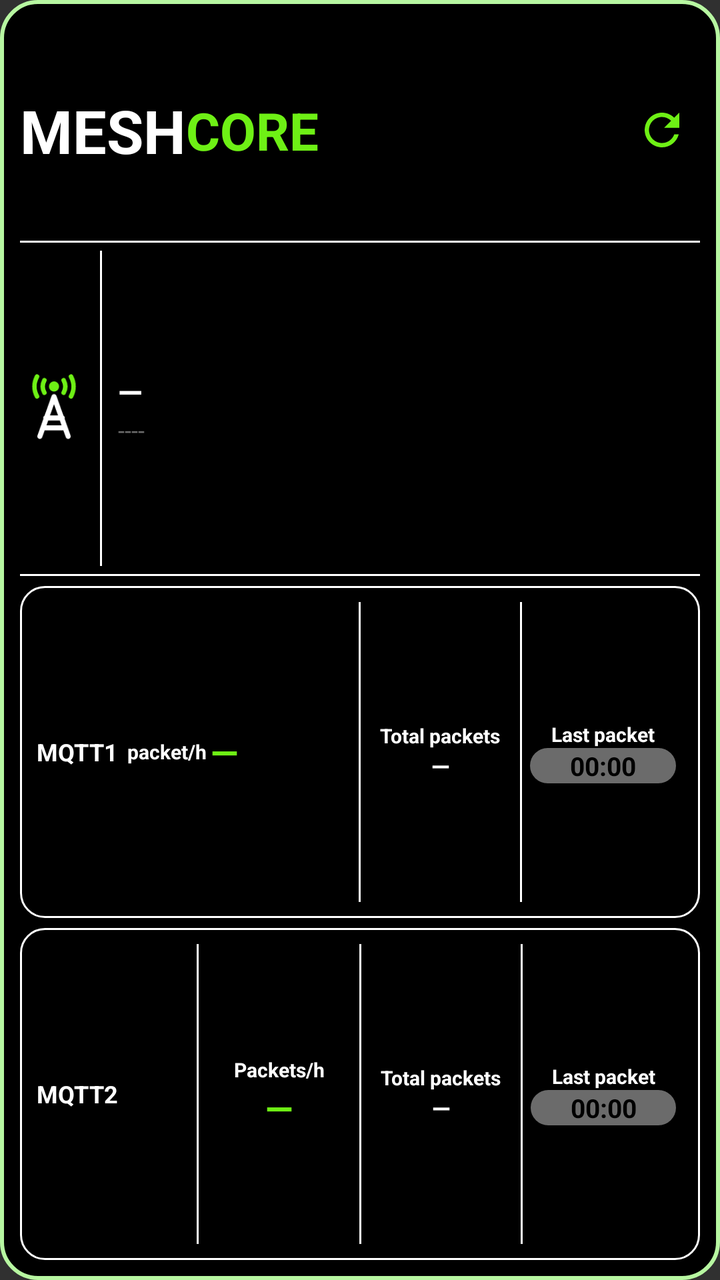
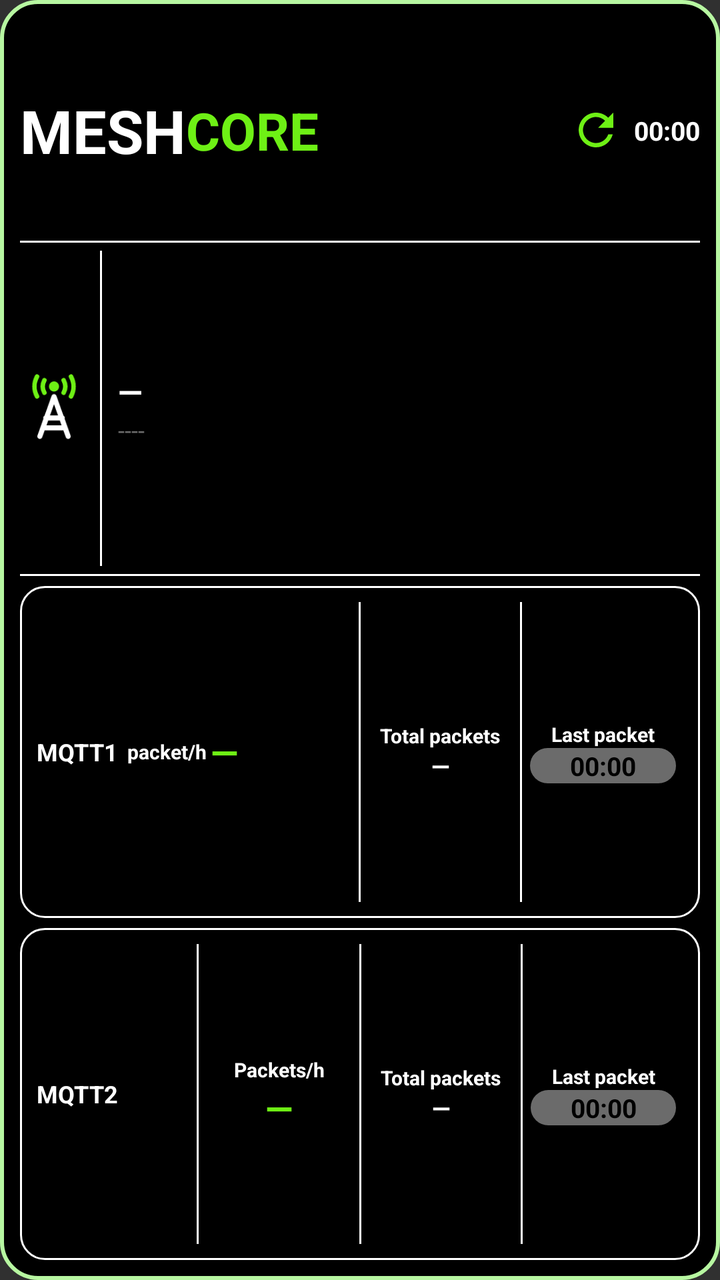

An Android layout rendered at two revisions. The XML below is the earlier revision; the diff shows what the commit changed to produce the second picture.
<!-- AndroidManifest.xml: application theme android:Theme.Material.NoActionBar -->
<!-- res/layout/widget_observer.xml -->
<?xml version="1.0" encoding="utf-8"?>
<LinearLayout xmlns:android="http://schemas.android.com/apk/res/android"
    android:id="@+id/widget_root"
    android:layout_width="match_parent"
    android:layout_height="match_parent"
    android:orientation="vertical"
    android:padding="10dp"
    android:background="@drawable/widget_bg">

    
    <LinearLayout
        android:layout_width="match_parent"
        android:layout_height="0dp"
        android:layout_weight="2"
        android:orientation="horizontal"
        android:gravity="center_vertical">
        <TextView android:layout_width="wrap_content" android:layout_height="wrap_content"
            android:text="MESH" android:textColor="#FFFFFF" android:textStyle="bold" android:textSize="30sp" android:maxLines="1"/>
        <TextView android:layout_width="wrap_content" android:layout_height="wrap_content"
            android:text="CORE" android:textColor="#6EF015" android:textStyle="bold" android:textSize="26sp" android:maxLines="1"/>
        <FrameLayout android:layout_width="0dp" android:layout_height="1dp" android:layout_weight="1"/>
        <ImageView android:id="@+id/refresh_icon" android:layout_width="26dp" android:layout_height="26dp"
            android:src="@drawable/ic_refresh" android:contentDescription="@null"/>
        <ProgressBar android:id="@+id/refresh_spinner" style="?android:attr/progressBarStyleSmall"
            android:layout_width="26dp" android:layout_height="26dp" android:indeterminate="true"
            android:indeterminateTint="#FFFF9500" android:visibility="gone"/>
        <TextView android:id="@+id/interval_text" android:layout_width="wrap_content" android:layout_height="wrap_content"
            android:layout_marginStart="6dp" android:textColor="#FFFFFF" android:textStyle="bold" android:textSize="13sp" android:maxLines="1"/>
    </LinearLayout>

    <FrameLayout android:layout_width="match_parent" android:layout_height="1dp" android:background="#FFFFFF"/>

    
    <LinearLayout
        android:layout_width="match_parent"
        android:layout_height="0dp"
        android:layout_weight="3"
        android:orientation="horizontal"
        android:gravity="center_vertical"
        android:paddingTop="4dp" android:paddingBottom="4dp">
        <ImageView android:layout_width="34dp" android:layout_height="34dp"
            android:src="@drawable/ic_tower" android:contentDescription="@null"/>
        <FrameLayout android:layout_width="1dp" android:layout_height="match_parent" android:layout_marginStart="6dp" android:layout_marginEnd="8dp" android:background="#FFFFFF"/>
        <LinearLayout android:layout_width="0dp" android:layout_height="wrap_content" android:layout_weight="1" android:orientation="vertical" android:gravity="center_vertical">
            <TextView android:id="@+id/obs_name" android:layout_width="match_parent" android:layout_height="wrap_content"
                android:text="—" android:textColor="#FFFFFF" android:textStyle="bold" android:textSize="16sp" android:maxLines="1" android:ellipsize="end"/>
            <TextView android:id="@+id/obs_hash" android:layout_width="match_parent" android:layout_height="wrap_content"
                android:text="----" android:textColor="#6B6B6B" android:textSize="12sp" android:maxLines="1" android:ellipsize="end"/>
        </LinearLayout>
    </LinearLayout>

    <FrameLayout android:layout_width="match_parent" android:layout_height="1dp" android:background="#FFFFFF" android:layout_marginBottom="5dp"/>

    
    <LinearLayout
        android:layout_width="match_parent" android:layout_height="0dp" android:layout_weight="3"
        android:orientation="horizontal" android:gravity="center_vertical"
        android:background="@drawable/card_outline" android:padding="8dp">
        <LinearLayout android:layout_width="0dp" android:layout_height="wrap_content" android:layout_weight="6" android:orientation="horizontal" android:gravity="center_vertical">
            <TextView android:layout_width="wrap_content" android:layout_height="wrap_content" android:id="@+id/m1_title" android:text="MQTT1" android:textColor="#FFFFFF" android:textStyle="bold" android:gravity="center" android:textSize="12sp" android:maxLines="1"/>
            <TextView android:layout_width="wrap_content" android:layout_height="wrap_content" android:text="  packet/h " android:textColor="#FFFFFF" android:textStyle="bold" android:gravity="center" android:textSize="10sp" android:maxLines="1"/>
            <TextView android:id="@+id/m1_hour" android:layout_width="wrap_content" android:layout_height="wrap_content" android:text="—" android:textColor="#6EF015" android:textStyle="bold" android:gravity="center" android:textSize="18sp" android:maxLines="1"/>
        </LinearLayout>
        <LinearLayout android:id="@+id/m1_total_col" android:layout_width="0dp" android:layout_height="match_parent" android:layout_weight="3" android:orientation="horizontal" android:gravity="center_vertical">
        <FrameLayout android:layout_width="1dp" android:layout_height="match_parent" android:background="#FFFFFF"/>
        <LinearLayout android:layout_width="0dp" android:layout_height="wrap_content" android:layout_weight="1" android:orientation="vertical" android:gravity="center_horizontal">
            <TextView android:layout_width="match_parent" android:layout_height="wrap_content" android:text="Total packets" android:textColor="#FFFFFF" android:textStyle="bold" android:gravity="center" android:textSize="10sp" android:maxLines="1" android:autoSizeTextType="uniform" android:autoSizeMinTextSize="6sp" android:autoSizeMaxTextSize="10sp" android:autoSizeStepGranularity="1sp"/>
            <TextView android:id="@+id/m1_total" android:layout_width="match_parent" android:layout_height="wrap_content" android:text="—" android:textColor="#FFFFFF" android:textStyle="bold" android:gravity="center" android:textSize="12sp" android:maxLines="1" android:autoSizeTextType="uniform" android:autoSizeMinTextSize="10sp" android:autoSizeMaxTextSize="15sp" android:autoSizeStepGranularity="1sp"/>
        </LinearLayout>
        </LinearLayout>
        <FrameLayout android:layout_width="1dp" android:layout_height="match_parent" android:background="#FFFFFF"/>
        <LinearLayout android:layout_width="0dp" android:layout_height="wrap_content" android:layout_weight="3" android:orientation="vertical" android:gravity="center_horizontal">
            <TextView android:layout_width="match_parent" android:layout_height="wrap_content" android:text="Last packet" android:textColor="#FFFFFF" android:textStyle="bold" android:gravity="center" android:textSize="10sp" android:maxLines="1" android:autoSizeTextType="uniform" android:autoSizeMinTextSize="6sp" android:autoSizeMaxTextSize="10sp" android:autoSizeStepGranularity="1sp"/>
            <Chronometer android:id="@+id/m1_last" android:layout_width="match_parent" android:layout_height="wrap_content" android:gravity="center" android:layout_marginStart="4dp" android:layout_marginEnd="4dp" android:background="@drawable/pill_gray" android:text="—" android:textColor="#000000" android:textStyle="bold" android:textSize="13sp" android:maxLines="1" android:autoSizeTextType="uniform" android:autoSizeMinTextSize="9sp" android:autoSizeMaxTextSize="13sp" android:autoSizeStepGranularity="1sp" android:format="%s" />
        </LinearLayout>
    </LinearLayout>

    <FrameLayout android:layout_width="match_parent" android:layout_height="5dp"/>

    
    <LinearLayout
        android:layout_width="match_parent" android:layout_height="0dp" android:layout_weight="3"
        android:orientation="horizontal" android:gravity="center_vertical"
        android:background="@drawable/card_outline" android:padding="8dp">
        <LinearLayout android:layout_width="0dp" android:layout_height="wrap_content" android:layout_weight="3" android:orientation="horizontal" android:gravity="center_vertical">
            <TextView android:layout_width="wrap_content" android:layout_height="wrap_content" android:id="@+id/m2_title" android:text="MQTT2" android:textColor="#FFFFFF" android:textStyle="bold" android:gravity="center" android:textSize="12sp" android:maxLines="1"/>
        </LinearLayout>
        <FrameLayout android:layout_width="1dp" android:layout_height="match_parent" android:background="#FFFFFF"/>
        <LinearLayout android:layout_width="0dp" android:layout_height="wrap_content" android:layout_weight="3" android:orientation="vertical" android:gravity="center_horizontal">
            <TextView android:layout_width="match_parent" android:layout_height="wrap_content" android:text="Packets/h" android:textColor="#FFFFFF" android:textStyle="bold" android:gravity="center" android:textSize="10sp" android:maxLines="1" android:autoSizeTextType="uniform" android:autoSizeMinTextSize="6sp" android:autoSizeMaxTextSize="10sp" android:autoSizeStepGranularity="1sp"/>
            <TextView android:id="@+id/m2_hour" android:layout_width="match_parent" android:layout_height="wrap_content" android:text="—" android:textColor="#6EF015" android:textStyle="bold" android:gravity="center" android:textSize="18sp" android:maxLines="1" android:autoSizeTextType="uniform" android:autoSizeMinTextSize="14sp" android:autoSizeMaxTextSize="24sp" android:autoSizeStepGranularity="1sp"/>
        </LinearLayout>
        <LinearLayout android:id="@+id/m2_total_col" android:layout_width="0dp" android:layout_height="match_parent" android:layout_weight="3" android:orientation="horizontal" android:gravity="center_vertical">
        <FrameLayout android:layout_width="1dp" android:layout_height="match_parent" android:background="#FFFFFF"/>
        <LinearLayout android:layout_width="0dp" android:layout_height="wrap_content" android:layout_weight="1" android:orientation="vertical" android:gravity="center_horizontal">
            <TextView android:layout_width="match_parent" android:layout_height="wrap_content" android:text="Total packets" android:textColor="#FFFFFF" android:textStyle="bold" android:gravity="center" android:textSize="10sp" android:maxLines="1" android:autoSizeTextType="uniform" android:autoSizeMinTextSize="6sp" android:autoSizeMaxTextSize="10sp" android:autoSizeStepGranularity="1sp"/>
            <TextView android:id="@+id/m2_total" android:layout_width="match_parent" android:layout_height="wrap_content" android:text="—" android:textColor="#FFFFFF" android:textStyle="bold" android:gravity="center" android:textSize="12sp" android:maxLines="1" android:autoSizeTextType="uniform" android:autoSizeMinTextSize="10sp" android:autoSizeMaxTextSize="15sp" android:autoSizeStepGranularity="1sp"/>
        </LinearLayout>
        </LinearLayout>
        <FrameLayout android:layout_width="1dp" android:layout_height="match_parent" android:background="#FFFFFF"/>
        <LinearLayout android:layout_width="0dp" android:layout_height="wrap_content" android:layout_weight="3" android:orientation="vertical" android:gravity="center_horizontal">
            <TextView android:layout_width="match_parent" android:layout_height="wrap_content" android:text="Last packet" android:textColor="#FFFFFF" android:textStyle="bold" android:gravity="center" android:textSize="10sp" android:maxLines="1" android:autoSizeTextType="uniform" android:autoSizeMinTextSize="6sp" android:autoSizeMaxTextSize="10sp" android:autoSizeStepGranularity="1sp"/>
            <Chronometer android:id="@+id/m2_last" android:layout_width="match_parent" android:layout_height="wrap_content" android:layout_marginStart="4dp" android:layout_marginEnd="4dp" android:gravity="center" android:background="@drawable/pill_gray" android:text="—" android:textColor="#000000" android:textStyle="bold" android:textSize="13sp" android:maxLines="1" android:autoSizeTextType="uniform" android:autoSizeMinTextSize="9sp" android:autoSizeMaxTextSize="13sp" android:autoSizeStepGranularity="1sp" android:format="%s" />
        </LinearLayout>
    </LinearLayout>
</LinearLayout>
<!-- resources referenced by this layout -->
<resources>
  <!-- drawable card_outline (drawable) -->
  <?xml version="1.0" encoding="utf-8"?>
  <shape xmlns:android="http://schemas.android.com/apk/res/android" android:shape="rectangle">
      <solid android:color="#000000"/>
      <stroke android:width="1dp" android:color="#FFFFFF"/>
      <corners android:radius="12dp"/>
  </shape>
  <!-- drawable ic_refresh (drawable) -->
  <?xml version="1.0" encoding="utf-8"?>
  <vector xmlns:android="http://schemas.android.com/apk/res/android" android:width="24dp" android:height="24dp" android:viewportWidth="24" android:viewportHeight="24">
      <path android:fillColor="#6EF015" android:pathData="M17.65,6.35C16.2,4.9 14.21,4 12,4c-4.42,0 -7.99,3.58 -7.99,8s3.57,8 7.99,8c3.73,0 6.84,-2.55 7.73,-6h-2.08c-0.82,2.33 -3.04,4 -5.65,4 -3.31,0 -6,-2.69 -6,-6s2.69,-6 6,-6c1.66,0 3.14,0.69 4.22,1.78L13,11h7V4l-2.35,2.35z"/>
  </vector>
  <!-- drawable ic_tower (drawable) -->
  <?xml version="1.0" encoding="utf-8"?>
  <vector xmlns:android="http://schemas.android.com/apk/res/android" android:width="48dp" android:height="48dp" android:viewportWidth="24" android:viewportHeight="24">
      <path android:fillColor="#6EF015" android:pathData="M12,4.4m-1.8,0a1.8,1.8 0,1 1,3.6 0a1.8,1.8 0,1 1,-3.6 0"/>
      <path android:strokeColor="#6EF015" android:strokeWidth="1.6" android:strokeLineCap="round" android:pathData="M8.6,2.2A4.6,4.6 0,0 0,8.6,6.6M15.4,2.2A4.6,4.6 0,0 1,15.4,6.6M6,0.9A7.4,7.4 0,0 0,6,7.9M18,0.9A7.4,7.4 0,0 1,18,7.9"/>
      <path android:strokeColor="#FFFFFF" android:strokeWidth="1.8" android:strokeLineCap="round" android:strokeLineJoin="round" android:pathData="M12,8L7,22M12,8L17,22M9.1,15.5L14.9,15.5M8.2,19L15.8,19"/>
  </vector>
  <!-- drawable pill_gray (drawable) -->
  <?xml version="1.0" encoding="utf-8"?>
  <shape xmlns:android="http://schemas.android.com/apk/res/android" android:shape="rectangle">
      <solid android:color="#6B6B6B"/>
      <corners android:radius="11dp"/>
  </shape>
  <!-- drawable widget_bg (drawable) -->
  <?xml version="1.0" encoding="utf-8"?>
  <shape xmlns:android="http://schemas.android.com/apk/res/android" android:shape="rectangle">
      <solid android:color="#000000"/>
      <stroke android:width="2dp" android:color="#B7F7A1"/>
      <corners android:radius="18dp"/>
  </shape>
</resources>

<!-- the commit's change to res/layout/widget_observer.xml (unified diff, before → after) -->
@@ -24,8 +24,8 @@
         <ProgressBar android:id="@+id/refresh_spinner" style="?android:attr/progressBarStyleSmall"
             android:layout_width="26dp" android:layout_height="26dp" android:indeterminate="true"
             android:indeterminateTint="#FFFF9500" android:visibility="gone"/>
-        <TextView android:id="@+id/interval_text" android:layout_width="wrap_content" android:layout_height="wrap_content"
-            android:layout_marginStart="6dp" android:textColor="#FFFFFF" android:textStyle="bold" android:textSize="13sp" android:maxLines="1"/>
+        <Chronometer android:id="@+id/interval_text" android:layout_width="wrap_content" android:layout_height="wrap_content"
+            android:layout_marginStart="6dp" android:textColor="#FFFFFF" android:textStyle="bold" android:textSize="13sp" android:maxLines="1" android:format="%02ds"/>
     </LinearLayout>
 
     <FrameLayout android:layout_width="match_parent" android:layout_height="1dp" android:background="#FFFFFF"/>
